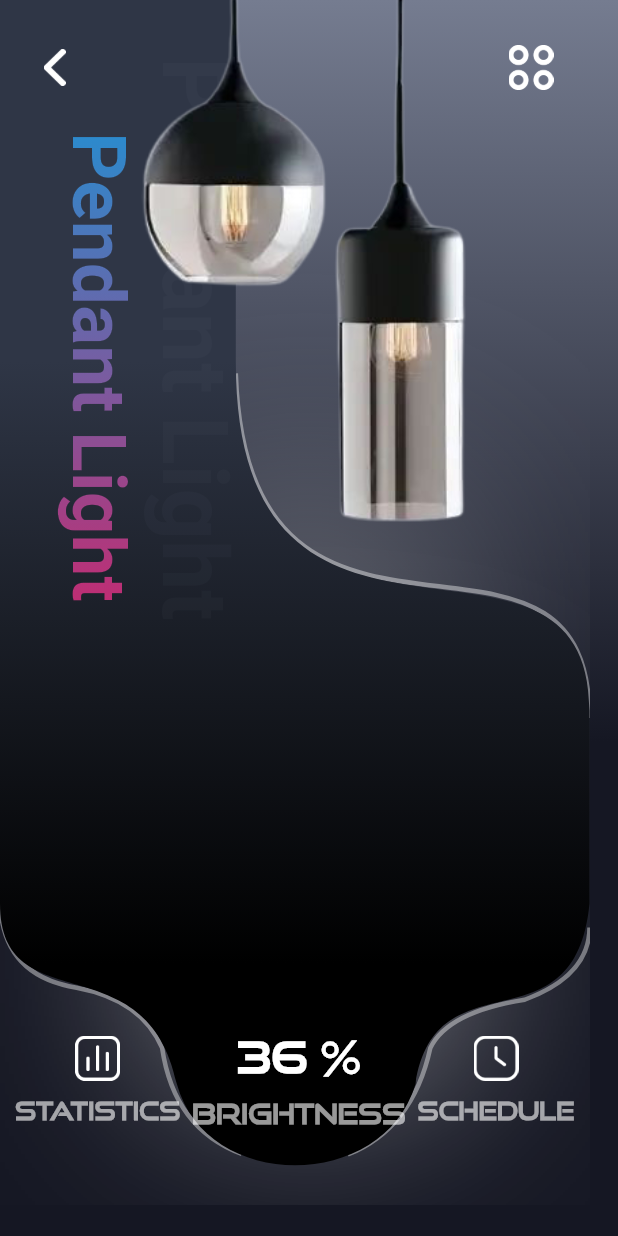
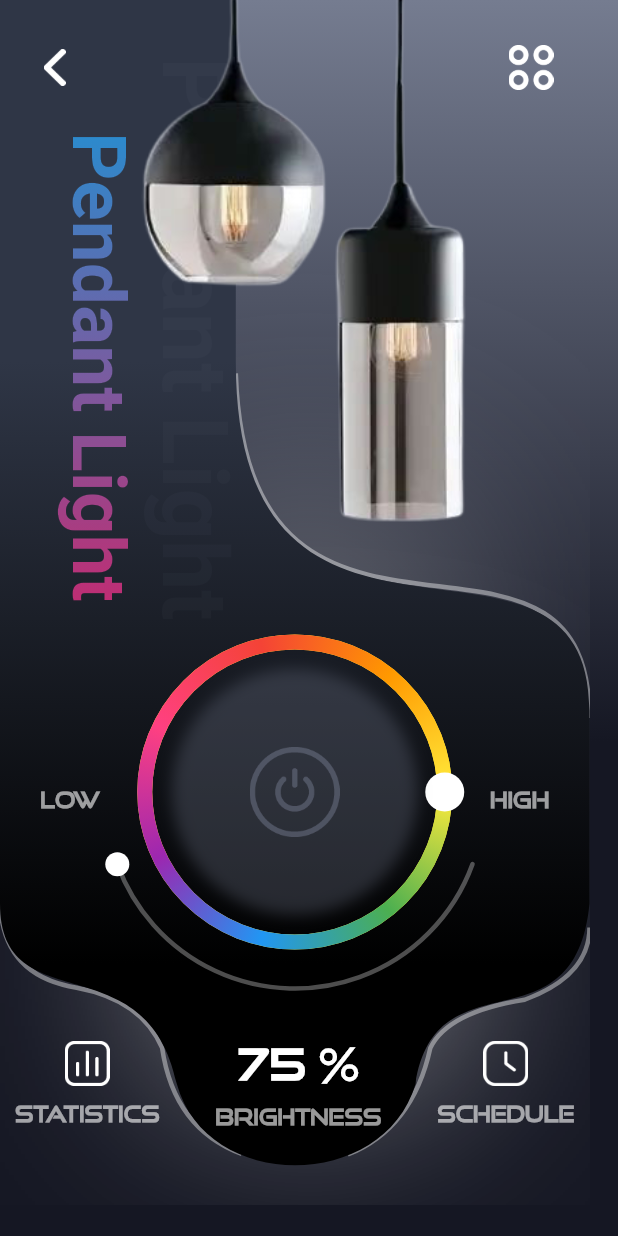
Before and after one commit to denissavishchev/smart_home, a Flutter app: the screen it shows after launch, on a phone screen of 412 x 824 dp. Run offline on Flutter 3.47's test engine with Material 2 defaults, Android fonts, the phone set to English and light mode, and no system bars; drawn by our look-alikes of sleek_circular_slider.

Commit message:
circle_wheel_done

```diff
--- /dev/null
+++ b/lib/circle_box.dart
@@ -0,0 +1,147 @@
+import 'package:flutter/material.dart';
+import 'package:sleek_circular_slider/sleek_circular_slider.dart';
+import 'package:smart_home/constants.dart';
+
+class CircleBox extends StatefulWidget {
+
+
+   CircleBox({Key? key}) : super(key: key);
+
+  @override
+  State<CircleBox> createState() => CircleBoxState();
+}
+
+class CircleBoxState extends State<CircleBox> {
+  @override
+  Widget build(BuildContext context) {
+    return SizedBox(
+      width: MediaQuery.of(context).size.width,
+      height: 270,
+      child: Stack(
+        alignment: Alignment.center,
+        children: [
+          Positioned(
+            bottom: 0,
+            // left: 0,
+            child: Row(
+              children: [
+                Text("Low", style: TextStyle(fontSize: 14,
+                    fontFamily: 'good', color: Colors.white.withOpacity(0.6),
+                    fontWeight: FontWeight.bold),),
+                SleekCircularSlider(
+                  appearance: CircularSliderAppearance(
+                      animationEnabled: true,
+                      size: 260,
+                      customWidths: CustomSliderWidths(
+                        trackWidth: 3,
+                        progressBarWidth: 8,
+                        handlerSize: 8,
+                      ),
+                      infoProperties: InfoProperties(
+                          mainLabelStyle: const TextStyle(color: Colors.transparent, fontWeight: FontWeight.bold, fontSize: 24)
+                      ),
+                      customColors: CustomSliderColors(
+                        dotColor: Colors.white,
+                        trackColor: Colors.white.withOpacity(0.3),
+                        progressBarColors: [
+                          Colors.white,
+                          Colors.white.withOpacity(0.1),
+                        ],
+                      ),
+                      counterClockwise: true,
+                      startAngle: 160,
+                      angleRange: 140
+                  ),
+                  min: 0,
+                  max: 100,
+                  initialValue: 0,
+                  onChange: (double value) {
+                    print(value);
+                    // percentageModifier(value);
+                    // setState(() {
+                    //   value2(value);
+                    // });
+                  },
+                  onChangeEnd: (double value4) {
+                    // percentageModifier(value4);
+                    // value1 = value4;
+                    // setState(() {
+                    // });
+                  },
+                ),
+                Text("High", style: TextStyle(fontSize: 14,
+                    fontFamily: 'good', color: Colors.white.withOpacity(0.6),
+                    fontWeight: FontWeight.bold),),
+              ],
+            ),
+          ),
+          SleekCircularSlider(
+            appearance: CircularSliderAppearance(
+              size: 210,
+                customWidths: CustomSliderWidths(
+                  trackWidth: 10,
+                    progressBarWidth: 10,
+                handlerSize: 13,
+                ),
+                infoProperties: InfoProperties(
+                    mainLabelStyle: const TextStyle(color: Colors.transparent, fontWeight: FontWeight.bold, fontSize: 24)
+                ),
+              customColors: CustomSliderColors(
+                dotColor: Colors.white,
+                trackGradientStartAngle: 0,
+                trackGradientEndAngle: 360,
+                trackColors: [
+                  Colors.yellow,
+                  Colors.green,
+                  Colors.blue,
+                  Colors.purple,
+                  Colors.pinkAccent,
+                  Colors.red,
+                  Colors.orange,
+                  Colors.yellow,
+                ],
+                gradientStartAngle: 0,
+                gradientEndAngle: 360,
+                progressBarColors: [
+                  Colors.yellow,
+                  Colors.green,
+                  Colors.blue,
+                  Colors.purple,
+                  Colors.pinkAccent,
+                  Colors.red,
+                  Colors.orange,
+                  Colors.yellow,
+                ],
+              ),
+              startAngle: 0,
+              angleRange: 360
+            ),
+            min: 0,
+            max: 100,
+            initialValue: 100,
+            onChange: (double value) {
+              // print(value);
+            },
+          ),
+          Container(
+            padding: const EdgeInsets.all(50),
+            width: 160,
+            height: 160,
+            decoration: BoxDecoration(
+              color: kGrey.withOpacity(0.0),
+              borderRadius: BorderRadius.circular(200),
+              boxShadow: [
+                BoxShadow(
+                  color: kGrey.withOpacity(0.3),
+                  spreadRadius: 2,
+                  blurRadius: 8
+                )
+              ]
+            ),
+            child: Image.asset('assets/icons/off.png'),
+          )
+        ],
+      ),
+    );
+  }
+}
--- a/lib/main_page.dart
+++ b/lib/main_page.dart
@@ -1,12 +1,31 @@
 import 'package:flutter/material.dart';
+import 'package:smart_home/circle_box.dart';
 import 'package:smart_home/constants.dart';
 import 'package:smart_home/gradient_text.dart';
 
 import 'main_page_box.dart';
 
-class MainPage extends StatelessWidget {
-  const MainPage({Key? key}) : super(key: key);
+class MainPage extends StatefulWidget {
 
+
+  MainPage({Key? key}) : super(key: key);
+
+  @override
+  State<MainPage> createState() => _MainPageState();
+}
+
+class _MainPageState extends State<MainPage> {
+
+  double value1 = 0;
+
+  String percentageModifier(double value) {
+    final roundedValue = value.ceil().toInt().toString();
+    print('$roundedValue %');
+    setState(() {
+      value1 = double.parse(roundedValue);
+    });
+    return '$roundedValue %';
+  }
 
   @override
   Widget build(BuildContext context) {
@@ -117,7 +136,7 @@ class MainPage extends StatelessWidget {
                                     ),
                                     const SizedBox(height: 10,),
                                     Text('STATISTICS', style: TextStyle(
-                                        fontSize: 16,
+                                        fontSize: 14,
                                         fontFamily: 'good',
                                         color: Colors.white.withOpacity(0.6),
                                         fontWeight: FontWeight.bold),)
@@ -125,14 +144,15 @@ class MainPage extends StatelessWidget {
                                 ),
                                 Column(
                                   children: [
-                                    const Text('36 %', style: TextStyle(
+                                    const Text(
+                                      '75 %', style: TextStyle(
                                         fontSize: 28,
                                         fontFamily: 'good', color: Colors.white, fontWeight: FontWeight.bold),),
                                     const SizedBox(
                                       height: 10,
                                     ),
                                     Text('Brightness', style: TextStyle(
-                                        fontSize: 18,
+                                        fontSize: 14,
                                         fontFamily: 'good', color: Colors.white.withOpacity(0.6),
                                         fontWeight: FontWeight.bold),),
                                   ],
@@ -146,7 +166,7 @@ class MainPage extends StatelessWidget {
                                     ),
                                     const SizedBox(height: 10,),
                                     Text('SCHEDULE', style: TextStyle(
-                                        fontSize: 16,
+                                        fontSize: 14,
                                         fontFamily: 'good', color: Colors.white.withOpacity(0.6),
                                         fontWeight: FontWeight.bold),)
                                   ],
@@ -194,6 +214,13 @@ class MainPage extends StatelessWidget {
                     ),
                   ),
 
+                  Positioned.fill(
+                    bottom: 140,
+                    child: Align(
+                      alignment: Alignment.bottomCenter,
+                      child: CircleBox()
+                    ),
+                  )
                 ],
               ),
             ),
--- a/pubspec.yaml
+++ b/pubspec.yaml
@@ -36,6 +36,9 @@ dependencies:
   # The following adds the Cupertino Icons font to your application.
   # Use with the CupertinoIcons class for iOS style icons.
   cupertino_icons: ^1.0.2
+  syncfusion_flutter_gauges: ^20.4.44
+  percent_indicator: ^4.2.2
+  sleek_circular_slider: ^2.0.1
 
 dev_dependencies:
   flutter_test:
```
Also changed, not shown: assets/icons/off.png (added), pubspec.lock.
